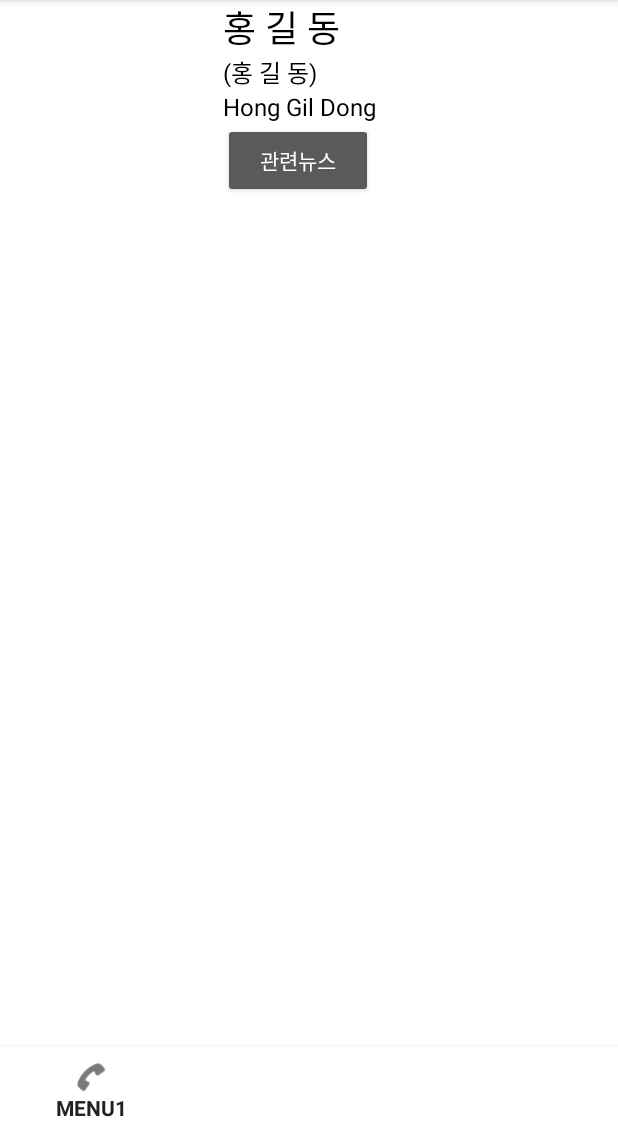
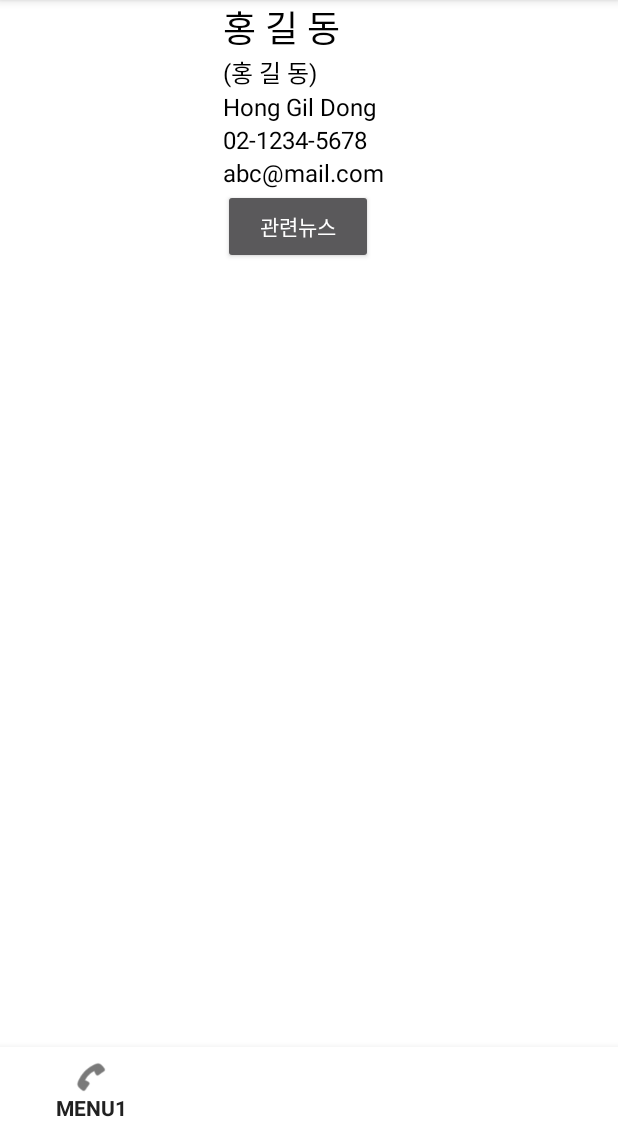
Before and after one commit to andrew5335/VillagePolitician, an Android app: the CongressmanDetailActivity screen opened directly, with no data from a screen before it, on a phone screen of 412 x 824 dp, the part 105-1236 px from its top. Run offline under Robolectric (Android 15) with nearby library versions, the phone set to English and light mode, and no system bars; pictures from the network do not load.

Commit message:
add android.util.Log to congressman Detail Activity add telno and email address to detail layout xml and detail activity

```diff
--- a/app/build.gradle
+++ b/app/build.gradle
@@ -10,6 +10,7 @@ android {
         applicationId "politics.andrew.com.villagepolitician"
         minSdkVersion 15
         targetSdkVersion 28
+        multiDexEnabled true
         versionCode 1
         versionName "1.0"
         testInstrumentationRunner "android.support.test.runner.AndroidJUnitRunner"
@@ -56,4 +57,6 @@ dependencies {
     implementation 'com.android.support:support-vector-drawable:28.0.0-alpha1'
     implementation 'com.android.support:customtabs:28.0.0-alpha1'
     implementation 'org.jetbrains.anko:anko-common:0.9'
+
+    implementation 'com.android.support:multidex:1.0.3'
 }
--- a/app/src/main/java/politics/andrew/com/villagepolitician/activity/CongressmanDetailActivity.kt
+++ b/app/src/main/java/politics/andrew/com/villagepolitician/activity/CongressmanDetailActivity.kt
@@ -6,6 +6,7 @@ import android.os.Bundle
 import android.os.Handler
 import android.os.Looper
 import android.os.StrictMode
+import android.util.Log
 import android.view.View
 import android.widget.ImageView
 import android.widget.ProgressBar
@@ -91,6 +92,8 @@ class CongressmanDetailActivity : BaseActivity() {
             progressBar!!.visibility = View.INVISIBLE     // 진행 상태 바 감추기
             // 데이터가 있을 경우 해당 데이터 화면 처리 진행
             if(null != congressmanDetailXml && !Strings.isEmptyOrWhitespace(congressmanDetailXml.empNm)) {
+                Log.i("info", "==========================xml_info : " + congressmanDetailXml.assemEmail + congressmanDetailXml.assemTel
+                    + congressmanDetailXml.bthDate)
                 var requestOption = RequestOptions()
                 requestOption.override(105, 200)
                 Glide.with(applicationContext).load(jpgLink).apply(requestOption).into(congressman_photo)    // 국회의원 사진 배치
@@ -98,6 +101,8 @@ class CongressmanDetailActivity : BaseActivity() {
                 congressman_kr_name.text = congressmanDetailXml.empNm
                 congressman_hj_name.text = congressmanDetailXml.hjNm
                 congressman_eng_name.text = congressmanDetailXml.engNm
+                congressman_tel_no.text = congressmanDetailXml.assemTel
+                congressman_email_addr.text = congressmanDetailXml.assemEmail
             }
         }
     }
--- a/app/src/main/res/layout/activity_congressman_detail.xml
+++ b/app/src/main/res/layout/activity_congressman_detail.xml
@@ -82,6 +82,22 @@
                         android:text="Hong Gil Dong"
                         android:textColor="#000" />
 
+                    <TextView
+                        android:id="@+id/congressman_tel_no"
+                        android:layout_width="wrap_content"
+                        android:layout_height="wrap_content"
+                        android:textSize="16dp"
+                        android:text="02-1234-5678"
+                        android:textColor="#000" />
+
+                    <TextView
+                        android:id="@+id/congressman_email_addr"
+                        android:layout_width="wrap_content"
+                        android:layout_height="wrap_content"
+                        android:textSize="16dp"
+                        android:text="abc@mail.com"
+                        android:textColor="#000" />
+
                     <Button
                         android:id="@+id/news_view_btn"
                         android:layout_width="100dp"
```
